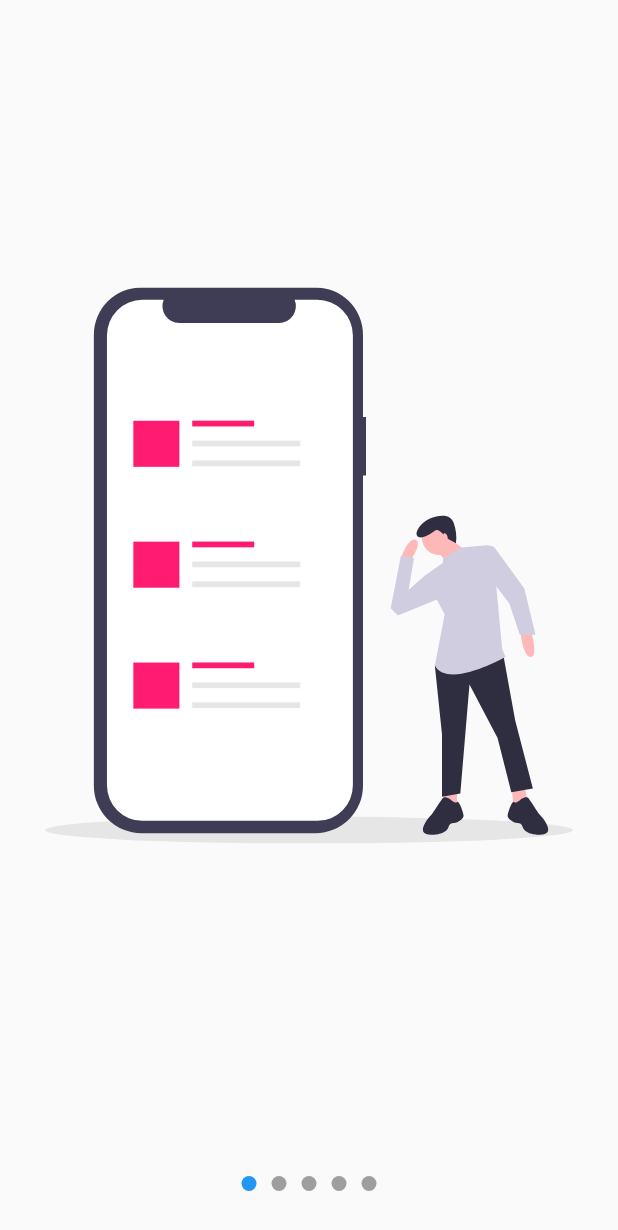
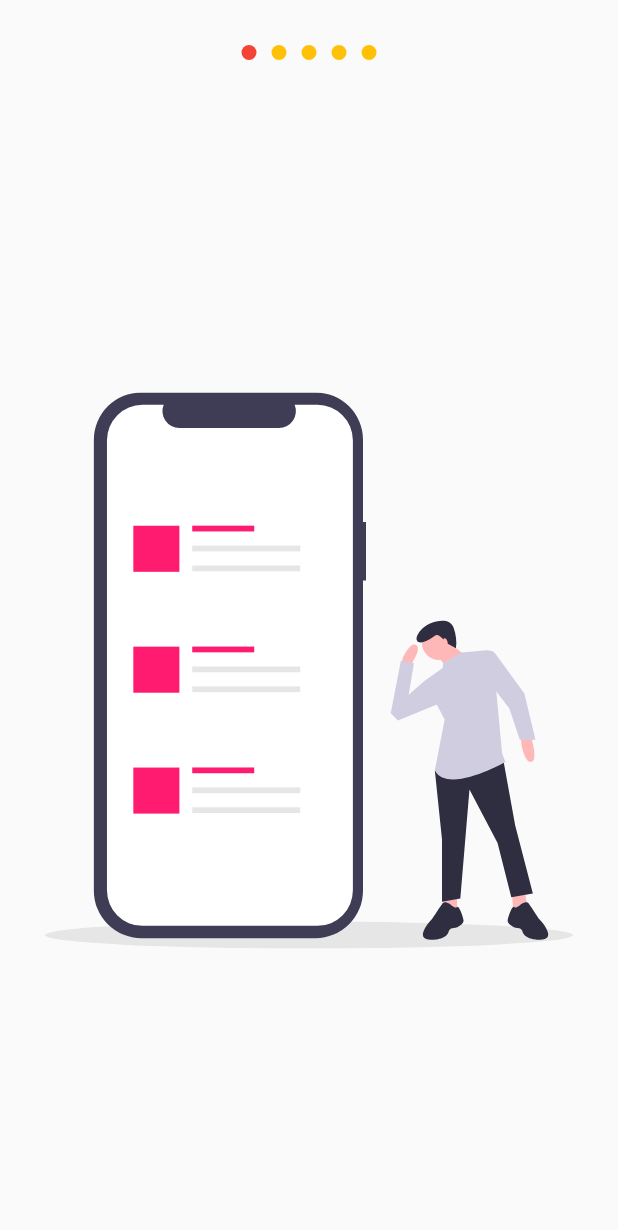
Before and after one commit to urielexis64/flutter_animations, a Flutter app: the screen it shows after launch, on a phone screen of 412 x 824 dp. Shown: the top 1230 px of the screen. Run offline on Flutter 3.47's test engine with Material 2 defaults, Android fonts, the phone set to English and light mode, and no system bars; our stand-ins replace flutter_svg.

Commit message:
custom slideshow properties

```diff
--- a/lib/src/pages/slideshow_page.dart
+++ b/lib/src/pages/slideshow_page.dart
@@ -5,8 +5,12 @@ import 'package:flutter_svg/flutter_svg.dart';
 class SlideshowPage extends StatelessWidget {
   @override
   Widget build(BuildContext context) {
-    return Scaffold(
+    return SafeArea(
+      child: Scaffold(
         body: Slideshow(
+          topDots: true,
+          primaryColor: Colors.red,
+          secondaryColor: Colors.amber,
           slides: [
             SvgPicture.asset('assets/svgs/slide_3.svg'),
             SvgPicture.asset('assets/svgs/slide_3.svg'),
@@ -15,6 +19,7 @@ class SlideshowPage extends StatelessWidget {
             SvgPicture.asset('assets/svgs/slide_3.svg'),
           ],
         ),
+      ),
     );
   }
 }
--- a/lib/src/widgets/slideshow.dart
+++ b/lib/src/widgets/slideshow.dart
@@ -1,13 +1,19 @@
 import 'package:flutter/material.dart';
-import 'package:flutter_svg/svg.dart';
 import 'package:provider/provider.dart';
-
 import 'package:custom_painter/src/models/slider_model.dart';
 
 class Slideshow extends StatelessWidget {
   final List<Widget> slides;
+  final bool topDots;
+  final Color primaryColor;
+  final Color secondaryColor;
 
-  const Slideshow({@required this.slides});
+  const Slideshow({
+    @required this.slides,
+    this.topDots,
+    this.primaryColor = Colors.blue,
+    this.secondaryColor = Colors.grey,
+  });
 
   @override
   Widget build(BuildContext context) {
@@ -15,9 +21,11 @@ class Slideshow extends StatelessWidget {
       create: (_) => SliderModel(),
       child: Center(
         child: Column(
+          verticalDirection:
+              topDots ? VerticalDirection.up : VerticalDirection.down,
           children: [
             Expanded(child: _Slides(this.slides)),
-            _Dots(this.slides.length)
+            _Dots(this.slides.length, primaryColor, secondaryColor),
           ],
         ),
       ),
@@ -27,8 +35,13 @@ class Slideshow extends StatelessWidget {
 
 class _Dots extends StatelessWidget {
   final int totalSlides;
+  final Color primaryColor;
+  final Color secondaryColor;
+
   const _Dots(
     this.totalSlides,
+    this.primaryColor,
+    this.secondaryColor,
   );
 
   @override
@@ -38,7 +51,8 @@ class _Dots extends StatelessWidget {
       height: 70,
       child: Row(
         mainAxisAlignment: MainAxisAlignment.center,
-        children: List.generate(totalSlides, (index) => _Dot(index)),
+        children: List.generate(
+            totalSlides, (index) => _Dot(index, primaryColor, secondaryColor)),
       ),
     );
   }
@@ -46,8 +60,10 @@ class _Dots extends StatelessWidget {
 
 class _Dot extends StatelessWidget {
   final int index;
+  final Color primaryColor;
+  final Color secondaryColor;
 
-  const _Dot(this.index);
+  const _Dot(this.index, this.primaryColor, this.secondaryColor);
 
   @override
   Widget build(BuildContext context) {
@@ -60,8 +76,8 @@ class _Dot extends StatelessWidget {
       margin: EdgeInsets.symmetric(horizontal: 5),
       decoration: BoxDecoration(
           color: pageViewIndex >= index - 0.5 && pageViewIndex <= index + 0.5
-              ? Colors.blue
-              : Colors.grey,
+              ? primaryColor
+              : secondaryColor,
           shape: BoxShape.circle),
     );
   }
```
Lines whose indentation alone changed are shown as unchanged.
